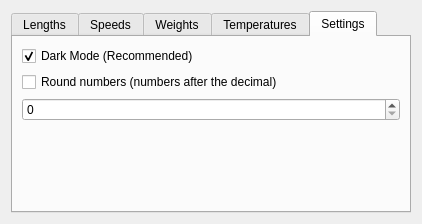
Above: ui_2t.ui from HugoTro/unit-converter before the change. Below: the same form after it.
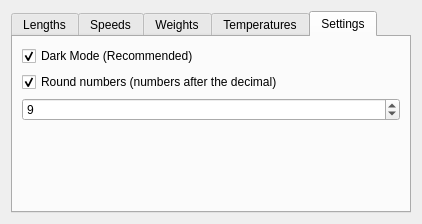
That is the form after the change. The open tabs and pages were chosen to show the change.

The edit to the form file:
```diff
--- a/ui_2t.ui
+++ b/ui_2t.ui
@@ -194,16 +194,22 @@
          <property name="text">
           <string>Round numbers (numbers after the decimal)</string>
          </property>
+         <property name="checkable">
+          <bool>true</bool>
+         </property>
+         <property name="checked">
+          <bool>true</bool>
+         </property>
         </widget>
        </item>
        <item row="2" column="0">
         <widget class="QSpinBox" name="nbr_rnding">
-         <property name="buttonSymbols">
-          <enum>QAbstractSpinBox::UpDownArrows</enum>
-         </property>
          <property name="maximum">
           <number>12</number>
          </property>
+         <property name="value">
+          <number>9</number>
+         </property>
         </widget>
        </item>
        <item row="0" column="0">
```
